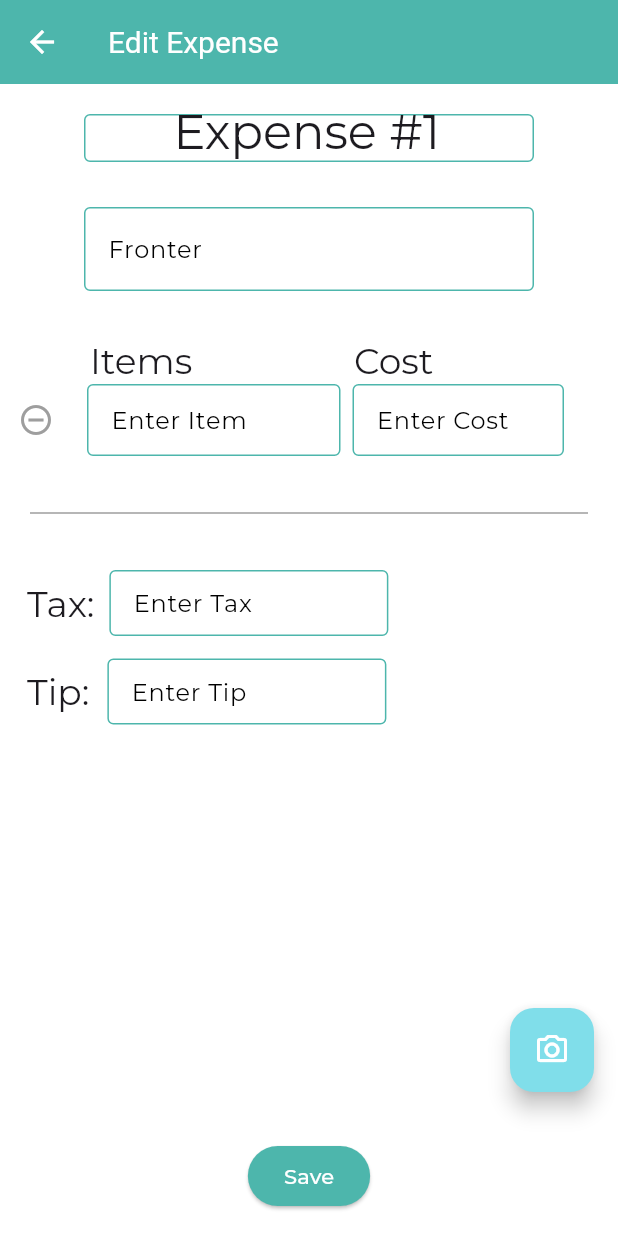
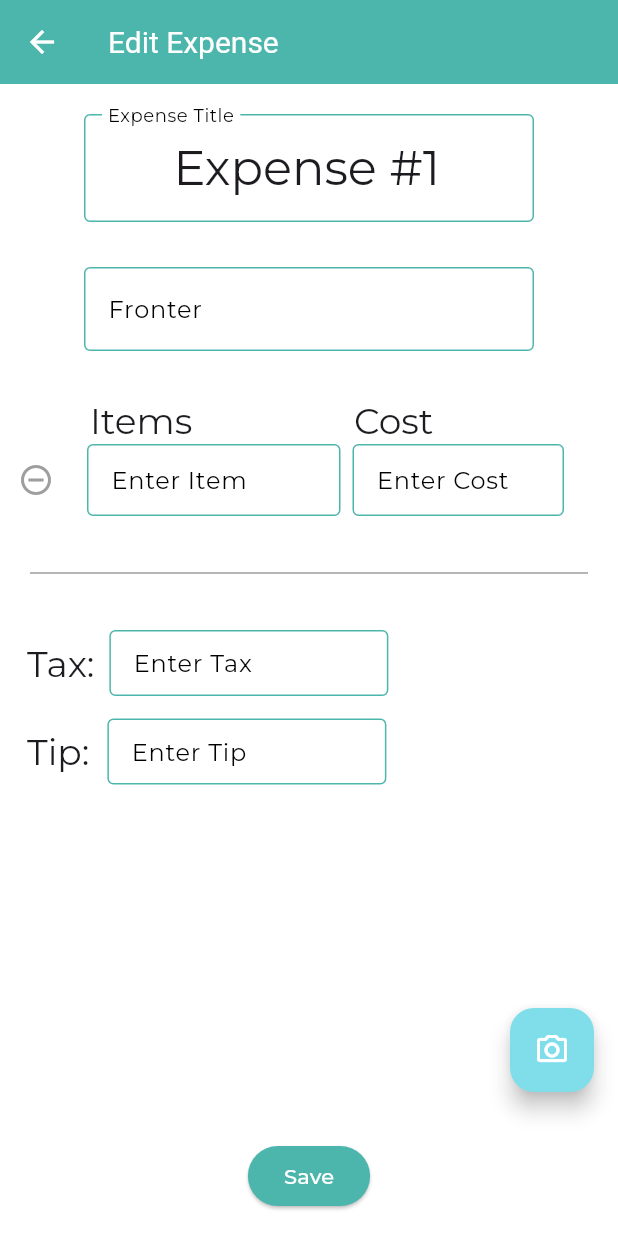
Before and after one commit to bradhu25/QuirkyQuarters, a Flutter app: the EditExpenseRoute screen opened directly, on a phone screen of 412 x 824 dp. Run offline on Flutter 3.47's test engine with Material 3 defaults, Android fonts, the phone set to English and light mode, and no system bars; our stand-ins replace camera, cloud_firestore, firebase_core, google_fonts, image_picker, permission_handler and 1 more; accounts and stored records are empty; statements that could not run were skipped.

Commit message:
UI customizations

```diff
--- a/lib/screens/edit_expense.dart
+++ b/lib/screens/edit_expense.dart
@@ -219,17 +219,16 @@ Widget build(BuildContext context) {
                   ),
               child: Column(
                 children: [
-                  SizedBox(height: 20,),
+                  SizedBox(height: 20),
                   SizedBox(
                     width: 300,
-                    height: Theme.of(context).textTheme.headlineLarge!.fontSize,
                     child: TextFormField(
                       controller: expenseTitleController,
                       style: Theme.of(context).textTheme.headlineLarge,
                       textAlign: TextAlign.center,
                       decoration: InputDecoration(
+                        labelText: 'Expense Title',
                         hintText: 'Expense Title',
-                        border: InputBorder.none,
                       ),
                     ),
                   ),
--- a/lib/screens/split_summary.dart
+++ b/lib/screens/split_summary.dart
@@ -63,7 +63,10 @@ class _SplitSummaryRouteState extends State<SplitSummaryRoute> {
       return Card(
         child: ExpansionTile(
           title: Text(payer.key),
-          subtitle: Text('Total: \$${payerTotal.toStringAsFixed(2)}'),
+          subtitle: Padding(
+            padding: const EdgeInsets.only(top: 10.0),
+            child: Text('Total: \$${payerTotal.toStringAsFixed(2)}', style: TextStyle(fontWeight: FontWeight.bold),),
+          ),
           children:
             [
             ...payer.value.map((entry) {
```
Also changed, not shown: assets/logo.png.
